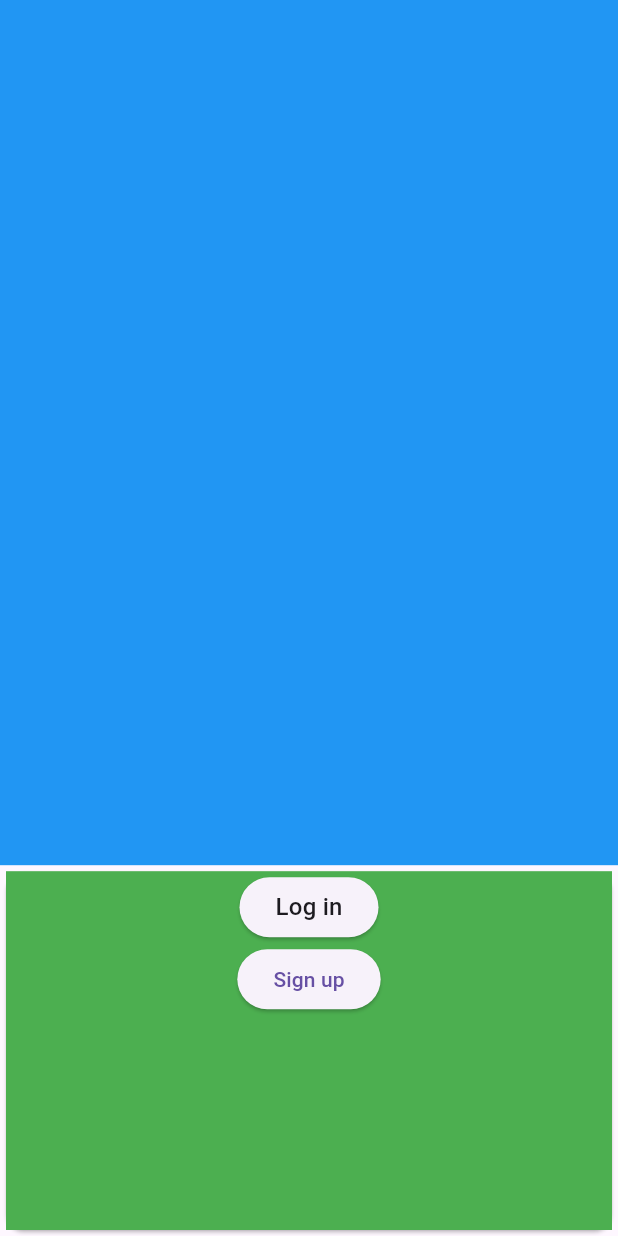
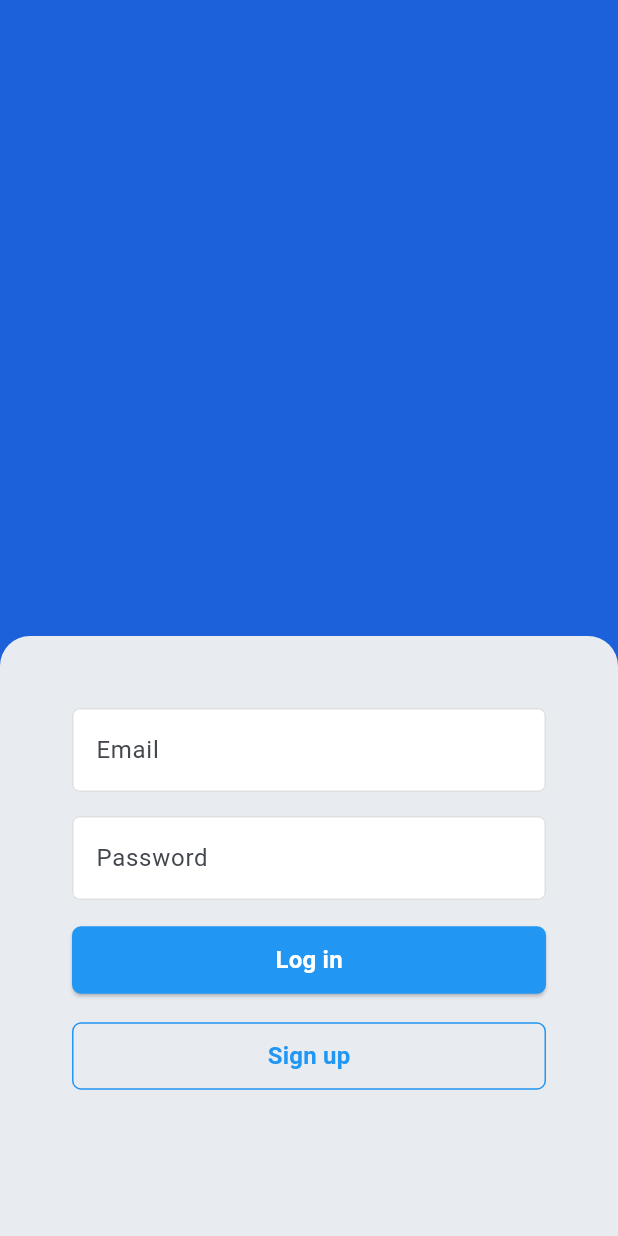
Before and after one commit to umutarpat/chat_app, a Flutter app: the screen it shows after launch, on a phone screen of 412 x 824 dp. Run offline on Flutter 3.47's test engine with Material 3 defaults, Android fonts, the phone set to English and light mode, and no system bars; our stand-ins replace go_router.

Commit message:
updated login page's UI, updated light theme and added new elements to login module

```diff
--- a/lib/global/themes/light/light_theme.dart
+++ b/lib/global/themes/light/light_theme.dart
@@ -1,16 +1,33 @@
 import 'package:flutter/material.dart';
+
+const _primaryColor = Colors.blue;
 
 ThemeData lightTheme(BuildContext context) {
   return ThemeData(
     useMaterial3: true,
+    primaryColor: _primaryColor,
+    colorScheme: ColorScheme.fromSeed(
+      // on surface: if background is white, use it
+      primary: _primaryColor,
+      onSurface: Colors.blue,
+      seedColor: Colors.blue,
+    ),
     // Flutter uses roboto by default already, but we can override it with our own font in the future when necessary
     // if gets the font through assets, this way online internet connection will not be necessary if we change the font in future.
     fontFamily: 'roboto',
     textTheme: TextTheme(
       titleSmall: TextStyle(color: Colors.black, fontSize: 12),
-      titleMedium: TextStyle(fontSize: 16),
+      titleMedium: TextStyle(fontSize: 16, color: Colors.white),
       titleLarge: TextStyle(color: Colors.black, fontSize: 18),
       bodyLarge: TextStyle(fontSize: 16, color: Colors.black),
     ),
+    elevatedButtonTheme: ElevatedButtonThemeData(
+      style: ElevatedButton.styleFrom(
+        backgroundColor: Colors.blue,
+        foregroundColor: Colors.white,
+
+        shape: RoundedRectangleBorder(borderRadius: BorderRadius.circular(6)),
+      ),
+    ),
   );
 }
--- a/lib/main.dart
+++ b/lib/main.dart
@@ -18,6 +18,15 @@ class MyApp extends StatelessWidget {
       debugShowCheckedModeBanner: false,
       title: 'Clusterix Chat App',
       theme: lightTheme(context),
+      builder: (context, widget) {
+        return GestureDetector(
+          onTap: () {
+            // makes keyboards go away when tapping outside of text fields
+            WidgetsBinding.instance.focusManager.primaryFocus?.unfocus();
+          },
+          child: widget!,
+        );
+      },
     );
   }
 }
--- a/lib/modules/auth/presentation/pages/login_page.dart
+++ b/lib/modules/auth/presentation/pages/login_page.dart
@@ -7,30 +7,115 @@ class LoginPage extends StatelessWidget {
   Widget build(BuildContext context) {
     final size = MediaQuery.of(context).size;
     return Scaffold(
-      body: Column(
+      body: Stack(
         children: [
-          Container(
-            color: Colors.blue,
+          Positioned.fill(
+            child: Container(
+              color: const Color.fromARGB(255, 28, 97, 218),
               width: double.infinity,
-            height: size.height * 0.7,
             ),
-          Expanded(
-            child: Card(
+          ),
+          Positioned(
+            bottom: 0,
+            left: 0,
+            right: 0,
             child: Container(
+              decoration: BoxDecoration(
+                color: Color.fromARGB(255, 232, 235, 240),
+                borderRadius: BorderRadius.only(
+                  topLeft: Radius.circular(20),
+                  topRight: Radius.circular(20),
+                ),
+              ),
               padding: EdgeInsets.all(0),
               width: double.infinity,
-                color: Colors.green,
+              height: 400,
+              child: Padding(
+                padding: const EdgeInsets.only(left: 48, right: 48, top: 48),
                 child: Column(
                   mainAxisSize: MainAxisSize.max,
+
+                  children: [
+                    Column(
+                      spacing: 16,
+                      children: [
+                        TextField(
+                          decoration: InputDecoration(
+                            hintText: "Email",
+                            filled: true,
+                            fillColor: Colors.white,
+                            enabledBorder: OutlineInputBorder(
+                              borderRadius: BorderRadius.circular(5),
+                              borderSide: BorderSide(
+                                color: Colors.grey.shade300,
+                              ),
+                            ),
+                          ),
+                        ),
+                        TextField(
+                          decoration: InputDecoration(
+                            hintText: "Password",
+                            filled: true,
+                            fillColor: Colors.white,
+                            enabledBorder: OutlineInputBorder(
+                              borderRadius: BorderRadius.circular(5),
+                              borderSide: BorderSide(
+                                color: Colors.grey.shade300,
+                              ),
+                            ),
+                          ),
+                        ),
+                      ],
+                    ),
+
+                    SizedBox(height: 16),
+                    Column(
+                      spacing: 16,
                       children: [
                         ElevatedButton(
                           onPressed: () {},
+                          child: SizedBox(
+                            width: double.infinity,
+                            height: 45,
+                            child: Center(
                               child: Text(
                                 "Log in",
-                        style: Theme.of(context).textTheme.titleMedium,
+                                style: Theme.of(context).textTheme.titleMedium!
+                                    .copyWith(fontWeight: FontWeight.bold),
                               ),
                             ),
-                    ElevatedButton(onPressed: () {}, child: Text("Sign up")),
+                          ),
+                        ),
+                        ElevatedButton(
+                          onPressed: () {},
+                          style: ElevatedButton.styleFrom(
+                            backgroundColor: Colors.transparent,
+
+                            shadowColor: Colors.transparent,
+                            side: BorderSide(
+                              color: Theme.of(context).primaryColor,
+                              width: 1,
+                            ),
+                          ),
+                          child: SizedBox(
+                            width: double.infinity,
+                            height: 45,
+                            child: Center(
+                              child: Text(
+                                "Sign up",
+                                style: Theme.of(context).textTheme.titleMedium!
+                                    .copyWith(
+                                      fontWeight: FontWeight.bold,
+                                      color: Theme.of(
+                                        context,
+                                      ).colorScheme.onSurface,
+                                    ),
+                              ),
+                            ),
+                          ),
+                        ),
+                      ],
+                    ),
                   ],
                 ),
               ),
```
Also changed, not shown: lib/modules/auth/application/auth_bloc.dart (added), lib/modules/auth/data/auth_repository.dart (added), lib/modules/auth/domain/repositories/auth_repository_interface.dart (added). Lines whose indentation alone changed are shown as unchanged.
